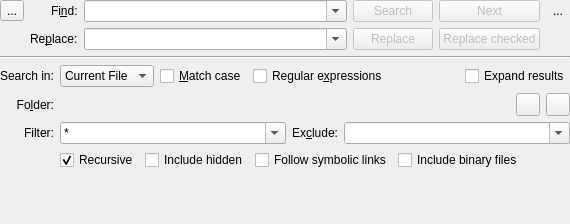
First picture: the form in addons/search/search.ui, repository KDE/kate, before the edit.
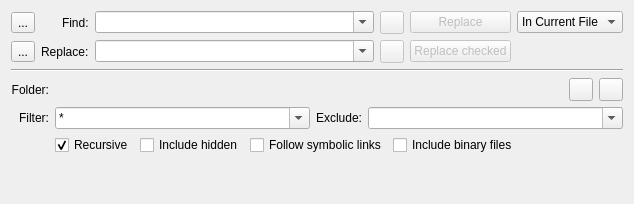
Second picture: the form after the edit. The open tabs and pages were chosen to show the change. Custom widgets are drawn as their Qt base class.

Commit message:
Reorganize the search plugin UI to bring some options always visible
The tab order is also changed to be a bit more sane

BUG:363228

```diff
--- a/addons/search/search.ui
+++ b/addons/search/search.ui
@@ -6,24 +6,263 @@
    <rect>
     <x>0</x>
     <y>0</y>
-    <width>570</width>
-    <height>224</height>
+    <width>634</width>
+    <height>204</height>
    </rect>
   </property>
-  <layout class="QGridLayout" name="topLayout" rowstretch="0,0,0,1" columnstretch="0,0,1,0,0,0,0">
-   <property name="leftMargin">
-    <number>0</number>
-   </property>
-   <property name="topMargin">
-    <number>0</number>
-   </property>
-   <property name="rightMargin">
-    <number>0</number>
-   </property>
-   <property name="bottomMargin">
-    <number>0</number>
-   </property>
-   <item row="3" column="0" colspan="7">
+  <layout class="QVBoxLayout" name="verticalLayout_2">
+   <item>
+    <layout class="QGridLayout" name="gridLayout" columnstretch="0,0,1,0,0,0,0,0,0">
+     <item row="0" column="0">
+      <widget class="QToolButton" name="newTabButton">
+       <property name="text">
+        <string>...</string>
+       </property>
+      </widget>
+     </item>
+     <item row="0" column="1" alignment="Qt::AlignRight">
+      <widget class="QLabel" name="findLabel">
+       <property name="text">
+        <string>Find:</string>
+       </property>
+       <property name="buddy">
+        <cstring>searchCombo</cstring>
+       </property>
+      </widget>
+     </item>
+     <item row="0" column="2">
+      <widget class="QComboBox" name="searchCombo">
+       <property name="editable">
+        <bool>true</bool>
+       </property>
+      </widget>
+     </item>
+     <item row="0" column="3">
+      <widget class="QToolButton" name="searchButton">
+       <property name="enabled">
+        <bool>false</bool>
+       </property>
+       <property name="toolTip">
+        <string>Search</string>
+       </property>
+       <property name="text">
+        <string/>
+       </property>
+      </widget>
+     </item>
+     <item row="0" column="4">
+      <widget class="QStackedWidget" name="stopAndReplace">
+       <property name="sizePolicy">
+        <sizepolicy hsizetype="Minimum" vsizetype="Fixed">
+         <horstretch>0</horstretch>
+         <verstretch>0</verstretch>
+        </sizepolicy>
+       </property>
+       <property name="currentIndex">
+        <number>0</number>
+       </property>
+       <widget class="QWidget" name="page_3">
+        <property name="sizePolicy">
+         <sizepolicy hsizetype="Minimum" vsizetype="Minimum">
+          <horstretch>0</horstretch>
+          <verstretch>0</verstretch>
+         </sizepolicy>
+        </property>
+        <layout class="QHBoxLayout" name="horizontalLayout">
+         <property name="leftMargin">
+          <number>0</number>
+         </property>
+         <property name="topMargin">
+          <number>0</number>
+         </property>
+         <property name="rightMargin">
+          <number>0</number>
+         </property>
+         <property name="bottomMargin">
+          <number>0</number>
+         </property>
+         <item>
+          <widget class="QPushButton" name="replaceButton">
+           <property name="enabled">
+            <bool>false</bool>
+           </property>
+           <property name="text">
+            <string>Replace</string>
+           </property>
+          </widget>
+         </item>
+        </layout>
+       </widget>
+       <widget class="QWidget" name="stopButtonPage">
+        <property name="sizePolicy">
+         <sizepolicy hsizetype="Minimum" vsizetype="Minimum">
+          <horstretch>0</horstretch>
+          <verstretch>0</verstretch>
+         </sizepolicy>
+        </property>
+        <layout class="QHBoxLayout" name="horizontalLayout_2">
+         <property name="leftMargin">
+          <number>0</number>
+         </property>
+         <property name="topMargin">
+          <number>0</number>
+         </property>
+         <property name="rightMargin">
+          <number>0</number>
+         </property>
+         <property name="bottomMargin">
+          <number>0</number>
+         </property>
+         <item>
+          <widget class="QPushButton" name="stopButton">
+           <property name="sizePolicy">
+            <sizepolicy hsizetype="MinimumExpanding" vsizetype="Fixed">
+             <horstretch>0</horstretch>
+             <verstretch>0</verstretch>
+            </sizepolicy>
+           </property>
+           <property name="text">
+            <string>Stop</string>
+           </property>
+          </widget>
+         </item>
+        </layout>
+       </widget>
+      </widget>
+     </item>
+     <item row="0" column="5" colspan="4">
+      <widget class="KComboBox" name="searchPlaceCombo">
+       <item>
+        <property name="text">
+         <string>In Current File</string>
+        </property>
+       </item>
+       <item>
+        <property name="text">
+         <string>in Open Files</string>
+        </property>
+       </item>
+       <item>
+        <property name="text">
+         <string>in Folder</string>
+        </property>
+       </item>
+      </widget>
+     </item>
+     <item row="1" column="0">
+      <widget class="QToolButton" name="displayOptions">
+       <property name="text">
+        <string>...</string>
+       </property>
+       <property name="checkable">
+        <bool>true</bool>
+       </property>
+      </widget>
+     </item>
+     <item row="1" column="1" alignment="Qt::AlignRight">
+      <widget class="QLabel" name="replaceLabel">
+       <property name="text">
+        <string>Replace:</string>
+       </property>
+       <property name="buddy">
+        <cstring>replaceCombo</cstring>
+       </property>
+      </widget>
+     </item>
+     <item row="1" column="2">
+      <widget class="QComboBox" name="replaceCombo">
+       <property name="editable">
+        <bool>true</bool>
+       </property>
+      </widget>
+     </item>
+     <item row="1" column="3">
+      <widget class="QToolButton" name="nextButton">
+       <property name="enabled">
+        <bool>false</bool>
+       </property>
+       <property name="toolTip">
+        <string>Next</string>
+       </property>
+       <property name="text">
+        <string/>
+       </property>
+      </widget>
+     </item>
+     <item row="1" column="4">
+      <widget class="QPushButton" name="replaceCheckedBtn">
+       <property name="enabled">
+        <bool>false</bool>
+       </property>
+       <property name="text">
+        <string>Replace checked</string>
+       </property>
+      </widget>
+     </item>
+     <item row="1" column="5">
+      <widget class="QToolButton" name="matchCase">
+       <property name="toolTip">
+        <string>Match Case</string>
+       </property>
+       <property name="text">
+        <string/>
+       </property>
+       <property name="checkable">
+        <bool>true</bool>
+       </property>
+       <property name="autoRaise">
+        <bool>true</bool>
+       </property>
+      </widget>
+     </item>
+     <item row="1" column="6">
+      <widget class="QToolButton" name="useRegExp">
+       <property name="toolTip">
+        <string>Use regular expressions</string>
+       </property>
+       <property name="text">
+        <string/>
+       </property>
+       <property name="checkable">
+        <bool>true</bool>
+       </property>
+       <property name="autoRaise">
+        <bool>true</bool>
+       </property>
+      </widget>
+     </item>
+     <item row="1" column="7">
+      <spacer name="horizontalSpacer_3">
+       <property name="orientation">
+        <enum>Qt::Horizontal</enum>
+       </property>
+       <property name="sizeHint" stdset="0">
+        <size>
+         <width>13</width>
+         <height>20</height>
+        </size>
+       </property>
+      </spacer>
+     </item>
+     <item row="1" column="8">
+      <widget class="QToolButton" name="expandResults">
+       <property name="toolTip">
+        <string>Expand results</string>
+       </property>
+       <property name="text">
+        <string extracomment="When this is checked the result treeview will be expanded after a search"/>
+       </property>
+       <property name="checkable">
+        <bool>true</bool>
+       </property>
+       <property name="autoRaise">
+        <bool>true</bool>
+       </property>
+      </widget>
+     </item>
+    </layout>
+   </item>
+   <item>
     <widget class="QStackedWidget" name="stackedWidget">
      <property name="sizePolicy">
       <sizepolicy hsizetype="Preferred" vsizetype="Minimum">
@@ -95,7 +334,7 @@
            <verstretch>0</verstretch>
           </sizepolicy>
          </property>
-         <layout class="QGridLayout" name="gridLayout_2" rowstretch="0,0,0,0,0" columnstretch="0,0,0,0,10,0">
+         <layout class="QGridLayout" name="gridLayout_2">
           <property name="leftMargin">
            <number>0</number>
           </property>
@@ -108,21 +347,30 @@
           <property name="bottomMargin">
            <number>0</number>
           </property>
-          <item row="0" column="0" colspan="6">
+          <item row="0" column="0" colspan="2">
            <widget class="Line" name="line">
             <property name="orientation">
              <enum>Qt::Horizontal</enum>
             </property>
            </widget>
           </item>
-          <item row="2" column="1" colspan="5">
+          <item row="1" column="0">
+           <widget class="QLabel" name="folderLabel">
+            <property name="text">
+             <string>Folder:</string>
+            </property>
+            <property name="alignment">
+             <set>Qt::AlignRight|Qt::AlignTrailing|Qt::AlignVCenter</set>
+            </property>
+            <property name="buddy">
+             <cstring>folderRequester</cstring>
+            </property>
+           </widget>
+          </item>
+          <item row="1" column="1">
            <layout class="QHBoxLayout" name="horizontalLayout_3">
             <item>
-             <widget class="KUrlComboRequester" name="folderRequester">
-              <property name="mode">
-               <set>KFile::Directory|KFile::ExistingOnly|KFile::LocalOnly</set>
-              </property>
-             </widget>
+             <widget class="KUrlComboRequester" name="folderRequester" native="true"/>
             </item>
             <item>
              <widget class="QToolButton" name="folderUpButton">
@@ -140,7 +388,20 @@
             </item>
            </layout>
           </item>
-          <item row="3" column="1" colspan="5">
+          <item row="2" column="0">
+           <widget class="QLabel" name="filterLabel">
+            <property name="text">
+             <string>Filter:</string>
+            </property>
+            <property name="alignment">
+             <set>Qt::AlignRight|Qt::AlignTrailing|Qt::AlignVCenter</set>
+            </property>
+            <property name="buddy">
+             <cstring>filterCombo</cstring>
+            </property>
+           </widget>
+          </item>
+          <item row="2" column="1">
            <layout class="QHBoxLayout" name="horizontalLayout_5" stretch="10,0,10">
             <item>
              <widget class="KComboBox" name="filterCombo">
@@ -160,7 +421,7 @@
             <item>
              <widget class="QLabel" name="excludeLabel">
               <property name="text">
-               <string>Ex&amp;clude:</string>
+               <string>Exclude:</string>
               </property>
               <property name="buddy">
                <cstring>excludeCombo</cstring>
@@ -176,94 +437,7 @@
             </item>
            </layout>
           </item>
-          <item row="3" column="0">
-           <widget class="QLabel" name="filterLabel">
-            <property name="text">
-             <string>Filter:</string>
-            </property>
-            <property name="alignment">
-             <set>Qt::AlignRight|Qt::AlignTrailing|Qt::AlignVCenter</set>
-            </property>
-           </widget>
-          </item>
-          <item row="2" column="0">
-           <widget class="QLabel" name="folderLabel">
-            <property name="text">
-             <string>Fo&amp;lder:</string>
-            </property>
-            <property name="alignment">
-             <set>Qt::AlignRight|Qt::AlignTrailing|Qt::AlignVCenter</set>
-            </property>
-            <property name="buddy">
-             <cstring>folderRequester</cstring>
-            </property>
-           </widget>
-          </item>
-          <item row="1" column="4" colspan="2">
-           <layout class="QHBoxLayout" name="horizontalLayout_4">
-            <item>
-             <spacer name="horizontalSpacer">
-              <property name="orientation">
-               <enum>Qt::Horizontal</enum>
-              </property>
-              <property name="sizeHint" stdset="0">
-               <size>
-                <width>1</width>
-                <height>1</height>
-               </size>
-              </property>
-             </spacer>
-            </item>
-            <item>
-             <widget class="QCheckBox" name="expandResults">
-              <property name="text">
-               <string extracomment="When this is checked the result treeview will be expanded after a search">Expand results</string>
-              </property>
-             </widget>
-            </item>
-           </layout>
-          </item>
-          <item row="1" column="3">
-           <widget class="QCheckBox" name="useRegExp">
-            <property name="text">
-             <string>Regular e&amp;xpressions</string>
-            </property>
-           </widget>
-          </item>
-          <item row="1" column="2">
-           <widget class="QCheckBox" name="matchCase">
-            <property name="text">
-             <string>&amp;Match case</string>
-            </property>
-           </widget>
-          </item>
-          <item row="1" column="1">
-           <widget class="KComboBox" name="searchPlaceCombo">
-            <item>
-             <property name="text">
-              <string>Current File</string>
-             </property>
-            </item>
-            <item>
-             <property name="text">
-              <string>Open Files</string>
-             </property>
-            </item>
-            <item>
-             <property name="text">
-              <string>Folder</string>
-             </property>
-            </item>
-           </widget>
-          </item>
-          <item row="1" column="0">
-           <widget class="QLabel" name="label">
-            <property name="text">
-             <string>Search in:</string>
-            </property>
-           </widget>
-          </item>
-          <item row="4" column="1" colspan="4">
+          <item row="3" column="1">
            <layout class="QHBoxLayout" name="horizontalLayout_6">
             <item>
              <widget class="QCheckBox" name="recursiveCheckBox">
@@ -318,170 +492,6 @@
      </widget>
     </widget>
    </item>
-   <item row="1" column="4">
-    <widget class="QPushButton" name="replaceButton">
-     <property name="enabled">
-      <bool>false</bool>
-     </property>
-     <property name="text">
-      <string>Replace</string>
-     </property>
-    </widget>
-   </item>
-   <item row="0" column="4">
-    <widget class="QPushButton" name="searchButton">
-     <property name="enabled">
-      <bool>false</bool>
-     </property>
-     <property name="text">
-      <string>Search</string>
-     </property>
-    </widget>
-   </item>
-   <item row="0" column="0">
-    <widget class="QToolButton" name="newTabButton">
-     <property name="text">
-      <string>...</string>
-     </property>
-    </widget>
-   </item>
-   <item row="0" column="1" alignment="Qt::AlignRight">
-    <widget class="QLabel" name="findLabel">
-     <property name="text">
-      <string>Fi&amp;nd:</string>
-     </property>
-     <property name="buddy">
-      <cstring>searchCombo</cstring>
-     </property>
-    </widget>
-   </item>
-   <item row="1" column="1" alignment="Qt::AlignRight">
-    <widget class="QLabel" name="replaceLabel">
-     <property name="text">
-      <string>Re&amp;place:</string>
-     </property>
-     <property name="buddy">
-      <cstring>replaceCombo</cstring>
-     </property>
-    </widget>
-   </item>
-   <item row="0" column="5">
-    <widget class="QStackedWidget" name="nextAndStop">
-     <property name="sizePolicy">
-      <sizepolicy hsizetype="Minimum" vsizetype="Minimum">
-       <horstretch>0</horstretch>
-       <verstretch>0</verstretch>
-      </sizepolicy>
-     </property>
-     <property name="currentIndex">
-      <number>0</number>
-     </property>
-     <widget class="QWidget" name="page_3">
-      <property name="sizePolicy">
-       <sizepolicy hsizetype="Minimum" vsizetype="Minimum">
-        <horstretch>0</horstretch>
-        <verstretch>0</verstretch>
-       </sizepolicy>
-      </property>
-      <layout class="QHBoxLayout" name="horizontalLayout">
-       <property name="leftMargin">
-        <number>0</number>
-       </property>
-       <property name="topMargin">
-        <number>0</number>
-       </property>
-       <property name="rightMargin">
-        <number>0</number>
-       </property>
-       <property name="bottomMargin">
-        <number>0</number>
-       </property>
-       <item>
-        <widget class="QPushButton" name="nextButton">
-         <property name="enabled">
-          <bool>false</bool>
-         </property>
-         <property name="text">
-          <string>Next</string>
-         </property>
-        </widget>
-       </item>
-      </layout>
-     </widget>
-     <widget class="QWidget" name="stopButtonPage">
-      <property name="sizePolicy">
-       <sizepolicy hsizetype="Minimum" vsizetype="Minimum">
-        <horstretch>0</horstretch>
-        <verstretch>0</verstretch>
-       </sizepolicy>
-      </property>
-      <layout class="QHBoxLayout" name="horizontalLayout_2">
-       <property name="leftMargin">
-        <number>0</number>
-       </property>
-       <property name="topMargin">
-        <number>0</number>
-       </property>
-       <property name="rightMargin">
-        <number>0</number>
-       </property>
-       <property name="bottomMargin">
-        <number>0</number>
-       </property>
-       <item>
-        <widget class="QPushButton" name="stopButton">
-         <property name="sizePolicy">
-          <sizepolicy hsizetype="MinimumExpanding" vsizetype="Fixed">
-           <horstretch>0</horstretch>
-           <verstretch>0</verstretch>
-          </sizepolicy>
-         </property>
-         <property name="text">
-          <string>Stop</string>
-         </property>
-        </widget>
-       </item>
-      </layout>
-     </widget>
-    </widget>
-   </item>
-   <item row="0" column="2" colspan="2">
-    <widget class="QComboBox" name="searchCombo">
-     <property name="editable">
-      <bool>true</bool>
-     </property>
-    </widget>
-   </item>
-   <item row="1" column="2" colspan="2">
-    <widget class="QComboBox" name="replaceCombo">
-     <property name="editable">
-      <bool>true</bool>
-     </property>
-    </widget>
-   </item>
-   <item row="1" column="5">
-    <widget class="QPushButton" name="replaceCheckedBtn">
-     <property name="enabled">
-      <bool>false</bool>
-     </property>
-     <property name="text">
-      <string>Replace checked</string>
-     </property>
-    </widget>
-   </item>
-   <item row="0" column="6">
-    <widget class="QToolButton" name="displayOptions">
-     <property name="text">
-      <string>...</string>
-     </property>
-     <property name="checkable">
-      <bool>true</bool>
-     </property>
-     <property name="autoRaise">
-      <bool>true</bool>
-     </property>
-    </widget>
-   </item>
   </layout>
  </widget>
  <customwidgets>
```
Left out of the diff: 17 changed lines with no effect on the pictures. The commit also changes 1 other file.
